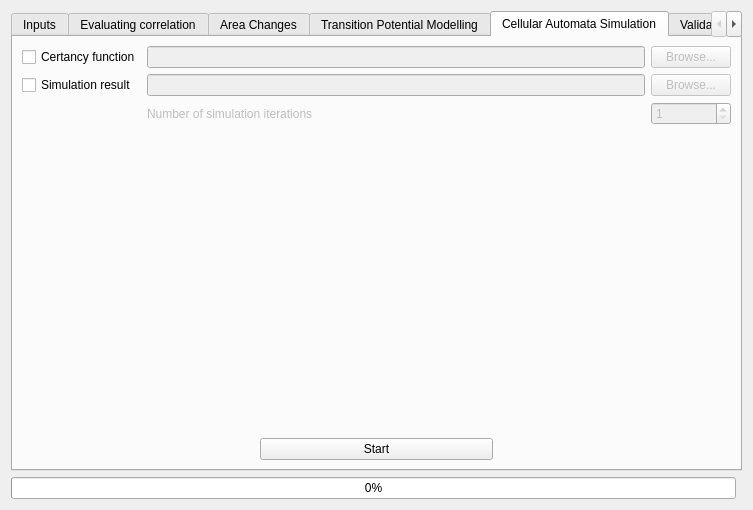
First picture: the form in ui/moluscedialogbase.ui, repository nextgis/qgis_molusce, before the edit.
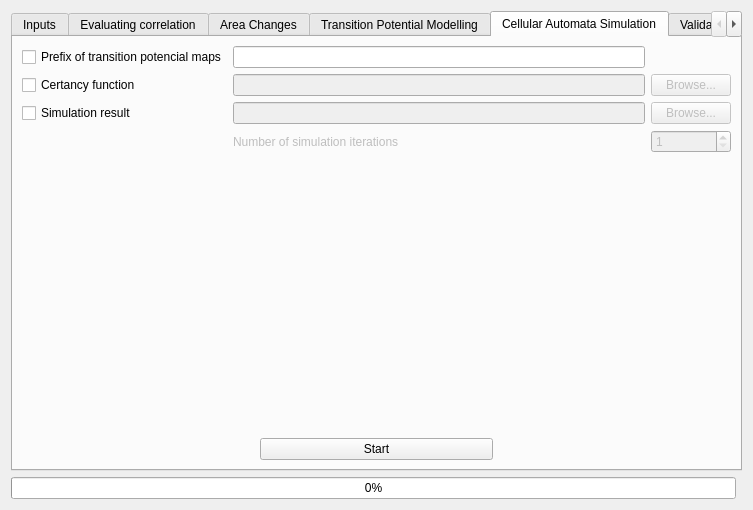
Second picture: the form after the edit. The open tabs and pages were chosen to show the change. Custom widgets are drawn as their Qt base class.

Commit message: Add stubs of getTransitionPothencials

Patch:
```diff
--- a/ui/moluscedialogbase.ui
+++ b/ui/moluscedialogbase.ui
@@ -372,7 +372,7 @@
       <layout class="QGridLayout" name="gridLayout_5">
        <item row="0" column="0" colspan="3">
         <layout class="QGridLayout" name="gridLayout_4">
-         <item row="0" column="2">
+         <item row="1" column="2">
           <widget class="QPushButton" name="btnSelectRiskFunction">
            <property name="enabled">
             <bool>false</bool>
@@ -382,35 +382,35 @@
            </property>
           </widget>
          </item>
-         <item row="0" column="0">
+         <item row="1" column="0">
           <widget class="QCheckBox" name="chkRiskFunction">
            <property name="text">
             <string>Certancy function</string>
            </property>
           </widget>
          </item>
-         <item row="0" column="1">
+         <item row="1" column="1">
           <widget class="QLineEdit" name="leRiskFunctionPath">
            <property name="enabled">
             <bool>false</bool>
            </property>
           </widget>
          </item>
-         <item row="1" column="0">
+         <item row="2" column="0">
           <widget class="QCheckBox" name="chkMonteCarlo">
            <property name="text">
             <string>Simulation result</string>
            </property>
           </widget>
          </item>
-         <item row="1" column="1">
+         <item row="2" column="1">
           <widget class="QLineEdit" name="leMonteCarloPath">
            <property name="enabled">
             <bool>false</bool>
            </property>
           </widget>
          </item>
-         <item row="1" column="2">
+         <item row="2" column="2">
           <widget class="QPushButton" name="btnSelectMonteCarlo">
            <property name="enabled">
             <bool>false</bool>
@@ -420,7 +420,7 @@
            </property>
           </widget>
          </item>
-         <item row="2" column="1">
+         <item row="3" column="1">
           <widget class="QLabel" name="lblIterations">
            <property name="enabled">
             <bool>false</bool>
@@ -430,7 +430,7 @@
            </property>
           </widget>
          </item>
-         <item row="2" column="2">
+         <item row="3" column="2">
           <widget class="QSpinBox" name="spnIterations">
            <property name="enabled">
             <bool>false</bool>
@@ -452,6 +452,16 @@
            </property>
           </widget>
          </item>
+         <item row="0" column="0">
+          <widget class="QCheckBox" name="checkBox">
+           <property name="text">
+            <string>Prefix of transition potencial maps</string>
+           </property>
+          </widget>
+         </item>
+         <item row="0" column="1">
+          <widget class="QLineEdit" name="leTransitionPotencialPrefix"/>
+         </item>
         </layout>
        </item>
        <item row="1" column="0">
```
Left out of the diff: 2 changed lines with no effect on the pictures. The commit also changes 4 other files.
